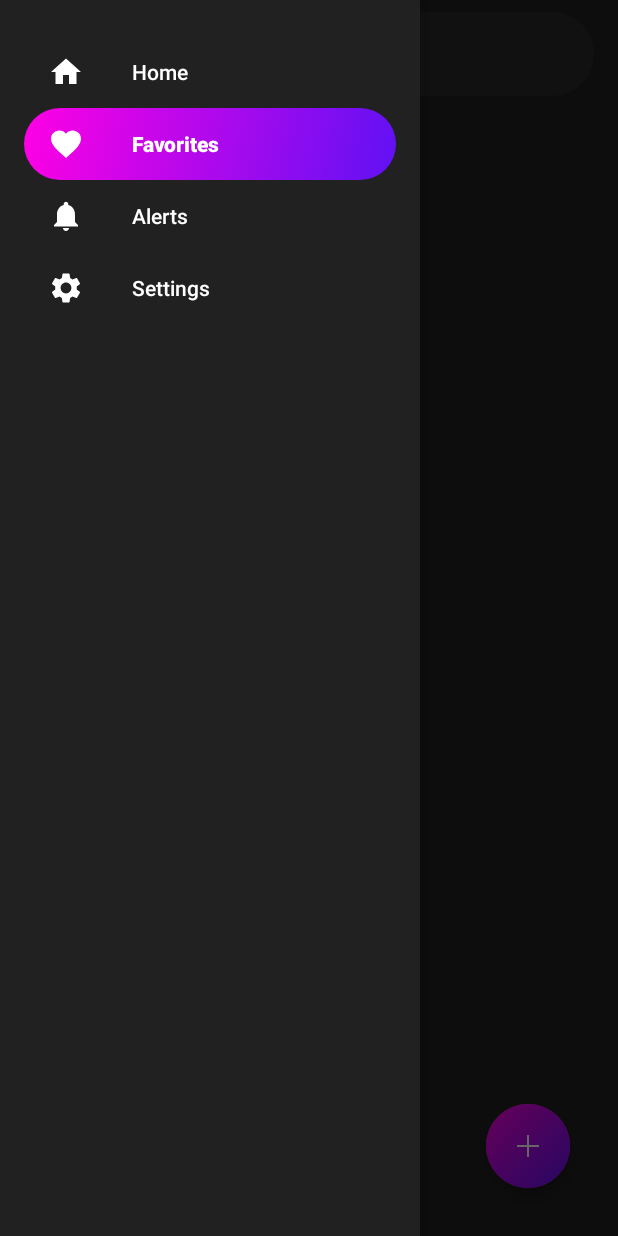
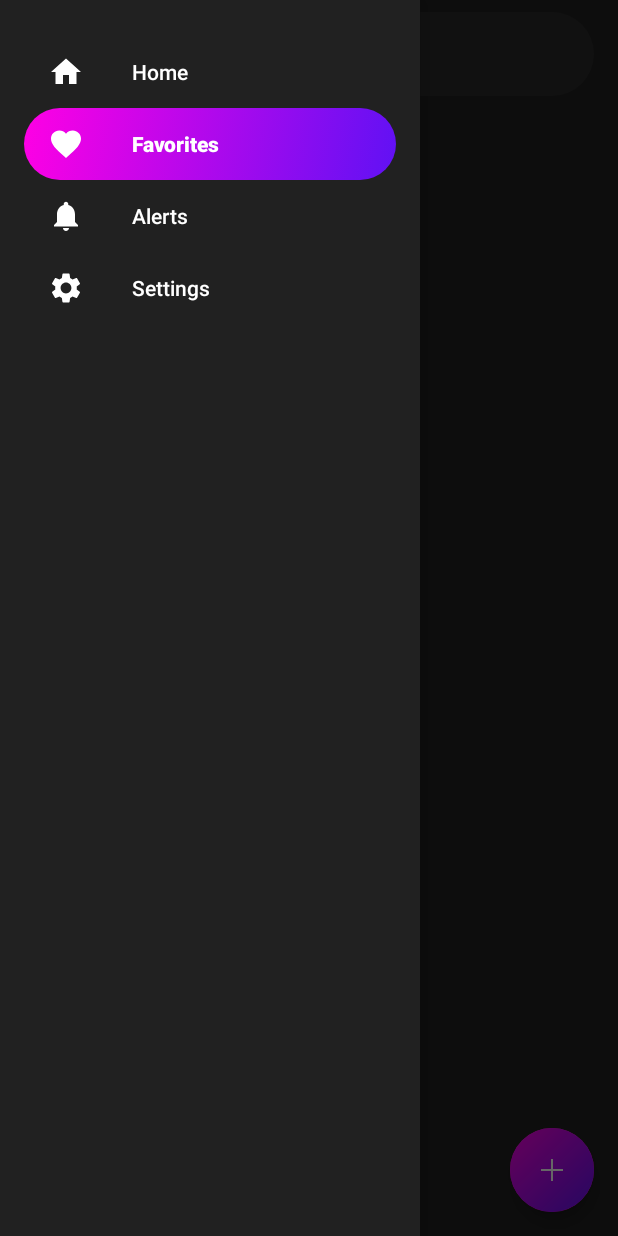
Before and after one commit to amrmsaraya/weather, an Android app: the FavoritesFragment screen opened through its navigation route, with the side drawer open, on a phone screen of 412 x 824 dp. Run offline under Robolectric (Android 15) with nearby library versions, the phone set to English and light mode, and no system bars; our stand-ins replace data binding, navigation-ui.

Commit message:
FAB now follows material design guidelines

```diff
--- a/app/src/main/res/layout/fragment_alerts.xml
+++ b/app/src/main/res/layout/fragment_alerts.xml
@@ -29,8 +29,8 @@
             android:id="@+id/fabAddAlert"
             android:layout_width="wrap_content"
             android:layout_height="wrap_content"
-            android:layout_marginEnd="32dp"
-            android:layout_marginBottom="32dp"
+            android:layout_marginEnd="16dp"
+            android:layout_marginBottom="16dp"
             android:src="@drawable/add"
             app:fabSize="normal"
             app:layout_constraintBottom_toBottomOf="parent"
--- a/app/src/main/res/layout/fragment_favorites.xml
+++ b/app/src/main/res/layout/fragment_favorites.xml
@@ -1,9 +1,9 @@
 <?xml version="1.0" encoding="utf-8"?>
-<layout>
+<layout xmlns:android="http://schemas.android.com/apk/res/android"
+    xmlns:app="http://schemas.android.com/apk/res-auto"
+    xmlns:tools="http://schemas.android.com/tools">
 
-    <androidx.constraintlayout.widget.ConstraintLayout xmlns:android="http://schemas.android.com/apk/res/android"
-        xmlns:app="http://schemas.android.com/apk/res-auto"
-        xmlns:tools="http://schemas.android.com/tools"
+    <androidx.constraintlayout.widget.ConstraintLayout
         android:layout_width="match_parent"
         android:layout_height="match_parent"
         android:background="@color/darker_gray"
@@ -24,8 +24,8 @@
             android:id="@+id/fabAddFavorite"
             android:layout_width="wrap_content"
             android:layout_height="wrap_content"
-            android:layout_marginEnd="32dp"
-            android:layout_marginBottom="32dp"
+            android:layout_marginEnd="16dp"
+            android:layout_marginBottom="16dp"
             android:src="@drawable/add"
             app:fabSize="normal"
             app:layout_constraintBottom_toBottomOf="parent"
```
